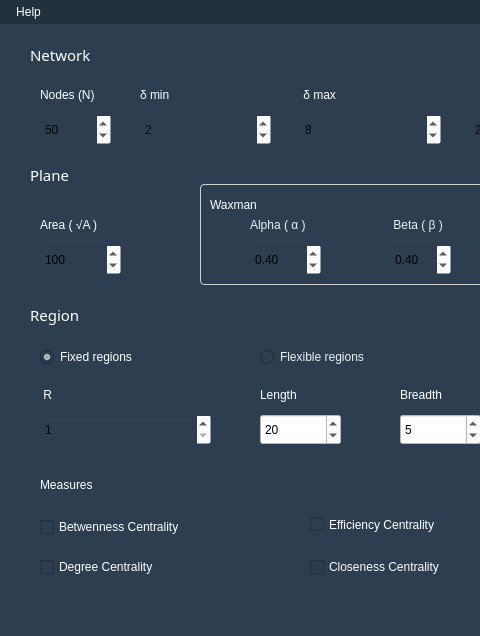
Above: mainwindow.ui from Trindad/network-topologies-generator-frontend before the change; both pictures show x 0 to 480 and y 0 to 636 of the 799 by 636 pixel window. Below: the same form after it.
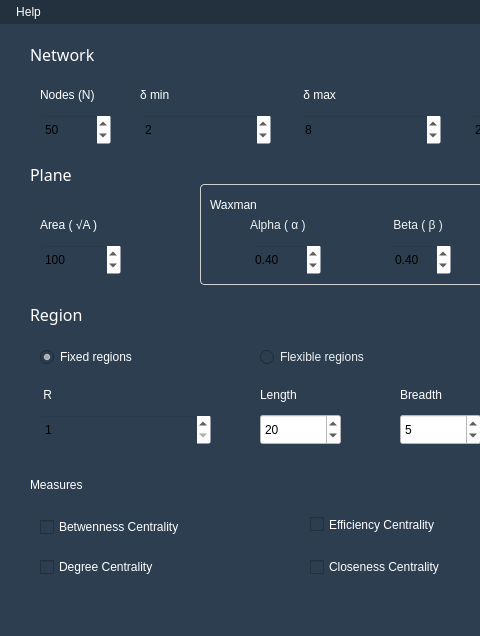
That is the form after the change.

```diff
--- a/mainwindow.ui
+++ b/mainwindow.ui
@@ -969,12 +969,15 @@
     <property name="font">
      <font>
       <family>Droid Sans</family>
-      <pointsize>11</pointsize>
-      <weight>50</weight>
+      <pointsize>12</pointsize>
+      <weight>9</weight>
       <italic>false</italic>
       <bold>false</bold>
      </font>
     </property>
+    <property name="styleSheet">
+     <string notr="true">font: 75 12pt &quot;Droid Sans&quot;;</string>
+    </property>
     <property name="text">
      <string>Network</string>
     </property>
@@ -991,12 +994,15 @@
     <property name="font">
      <font>
       <family>Droid Sans</family>
-      <pointsize>11</pointsize>
-      <weight>50</weight>
+      <pointsize>12</pointsize>
+      <weight>9</weight>
       <italic>false</italic>
       <bold>false</bold>
      </font>
     </property>
+    <property name="styleSheet">
+     <string notr="true">font: 75 12pt &quot;Droid Sans&quot;;</string>
+    </property>
     <property name="text">
      <string>Plane</string>
     </property>
@@ -1141,12 +1147,15 @@
     <property name="font">
      <font>
       <family>Droid Sans</family>
-      <pointsize>11</pointsize>
-      <weight>50</weight>
+      <pointsize>12</pointsize>
+      <weight>9</weight>
       <italic>false</italic>
       <bold>false</bold>
      </font>
     </property>
+    <property name="styleSheet">
+     <string notr="true">font: 75 12pt &quot;Droid Sans&quot;;</string>
+    </property>
     <property name="text">
      <string>Region</string>
     </property>
@@ -1219,12 +1228,15 @@
    <widget class="QLabel" name="label_18">
     <property name="geometry">
      <rect>
-      <x>40</x>
-      <y>450</y>
-      <width>67</width>
-      <height>21</height>
+      <x>30</x>
+      <y>451</y>
+      <width>91</width>
+      <height>20</height>
      </rect>
     </property>
+    <property name="styleSheet">
+     <string notr="true">font: 75 12pt &quot;Droid Sans&quot;;</string>
+    </property>
     <property name="text">
      <string>Measures</string>
     </property>
```
Left out of the diff: 8 changed lines with no effect on the pictures.
